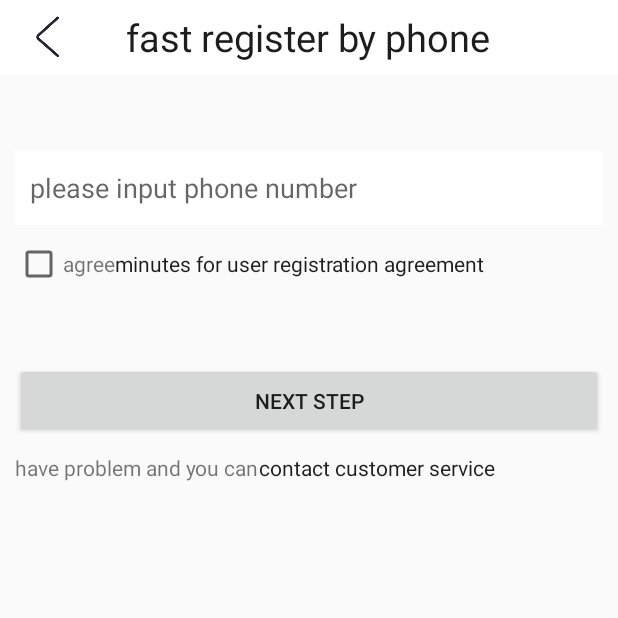
After one commit to WpSmile/FastShop, an Android app: the RegisteByPhoneActivity screen opened directly, with no data from a screen before it, on a phone screen of 412 x 824 dp, the top half of it. The commit adds this screen. Run offline under Robolectric (Android 15) with nearby library versions, the phone set to English and light mode, and no system bars.

Commit message:
完成手机注册页面和找回密码页面的UI布局并添加相应资源文件

```diff
--- a/app/src/main/AndroidManifest.xml
+++ b/app/src/main/AndroidManifest.xml
@@ -8,7 +8,7 @@
         android:label="@string/app_name"
         android:supportsRtl="true"
         android:theme="@style/AppTheme">
-        <activity android:name=".view.activity.MainActivity"></activity>
+        <activity android:name=".view.activity.MainActivity" />
         <!-- 引导页面 -->
         <activity android:name=".view.activity.SplashActivity">
             <intent-filter>
@@ -17,7 +17,8 @@
                 <category android:name="android.intent.category.LAUNCHER" />
             </intent-filter>
         </activity>
-        <activity android:name=".view.activity.LoginActivity"></activity>
+        <activity android:name=".view.activity.LoginActivity" />
+        <activity android:name=".view.activity.RegisteByPhoneActivity"></activity>
     </application>
 
 </manifest>
--- /dev/null
+++ b/app/src/main/java/com/example/administrator/fastshop/view/activity/RegisteByPhoneActivity.java
@@ -0,0 +1,15 @@
+package com.example.administrator.fastshop.view.activity;
+
+import android.support.v7.app.AppCompatActivity;
+import android.os.Bundle;
+
+import com.example.administrator.fastshop.R;
+
+public class RegisteByPhoneActivity extends AppCompatActivity {
+
+    @Override
+    protected void onCreate(Bundle savedInstanceState) {
+        super.onCreate(savedInstanceState);
+        setContentView(R.layout.activity_registe_by_phone);
+    }
+}
--- a/app/src/main/res/layout/activity_login.xml
+++ b/app/src/main/res/layout/activity_login.xml
@@ -173,7 +173,7 @@
             android:id="@+id/login_image_QQ"
             android:layout_width="60dp"
             android:layout_height="60dp"
-            android:src="@drawable/image_QQ"/>
+            android:src="@drawable/image_qq"/>
         <TextView
             android:layout_width="wrap_content"
             android:layout_height="wrap_content"
--- /dev/null
+++ b/app/src/main/res/layout/activity_registe_by_phone.xml
@@ -0,0 +1,109 @@
+<?xml version="1.0" encoding="utf-8"?>
+<RelativeLayout xmlns:android="http://schemas.android.com/apk/res/android"
+    xmlns:tools="http://schemas.android.com/tools"
+    android:id="@+id/activity_registe_by_phone"
+    android:layout_width="match_parent"
+    android:layout_height="match_parent">
+
+    <RelativeLayout
+        android:id="@+id/regist_rl_title"
+        android:layout_width="match_parent"
+        android:layout_height="50dp"
+        android:background="@color/white">
+
+        <ImageView
+            android:id="@+id/login_img_back"
+            android:layout_width="wrap_content"
+            android:layout_height="wrap_content"
+            android:src="@mipmap/icon_back"
+            android:layout_centerVertical="true"
+            android:layout_marginLeft="10dp"
+            />
+
+        <TextView
+            android:id="@+id/login_tv_login"
+            android:layout_width="wrap_content"
+            android:layout_height="wrap_content"
+            android:text="@string/fast_registet_by_phone"
+            android:layout_centerInParent="true"
+            android:textSize="25sp"
+            android:textColor="@color/black"/>
+    </RelativeLayout>
+
+
+    <EditText
+        android:id="@+id/regist_edt_input_phonenum"
+        android:layout_width="match_parent"
+        android:layout_height="50dp"
+        android:layout_below="@+id/regist_rl_title"
+        android:layout_marginTop="50dp"
+        android:layout_marginLeft="10dp"
+        android:layout_marginRight="10dp"
+        android:background="@color/white"
+        android:hint="@string/please_input_phone_number"
+        android:paddingLeft="10dp"
+        android:textCursorDrawable="@null"/>
+
+    <LinearLayout
+        android:id="@+id/regist_ll"
+        android:layout_width="wrap_content"
+        android:layout_height="wrap_content"
+        android:layout_below="@+id/regist_edt_input_phonenum"
+        android:layout_marginTop="10dp"
+        android:layout_marginLeft="10dp"
+        android:orientation="horizontal">
+
+        <CheckBox
+            android:id="@+id/regist_checkBox"
+            android:layout_width="wrap_content"
+            android:layout_height="wrap_content"
+            style="CustomCheckBoxTheme"
+            />
+
+        <TextView
+            android:layout_width="wrap_content"
+            android:layout_height="wrap_content"
+            android:text="@string/agree"/>
+
+        <TextView
+            android:id="@+id/regist_tv_agreement"
+            android:layout_width="wrap_content"
+            android:layout_height="wrap_content"
+            android:text="@string/minutes_for_user_registration_agreement"
+            android:textColor="@color/black"/>
+
+    </LinearLayout>
+
+    <Button
+        android:id="@+id/regist_btn_next_step"
+        android:layout_width="match_parent"
+        android:layout_height="50dp"
+        android:layout_below="@+id/regist_ll"
+        android:layout_marginTop="50dp"
+        android:layout_marginLeft="10dp"
+        android:layout_marginRight="10dp"
+        android:text="@string/next_step"/>
+
+    <LinearLayout
+        android:layout_width="wrap_content"
+        android:layout_height="wrap_content"
+        android:orientation="horizontal"
+        android:layout_below="@+id/regist_btn_next_step"
+        android:layout_marginTop="10dp"
+        android:layout_marginLeft="10dp">
+
+        <TextView
+            android:layout_width="wrap_content"
+            android:layout_height="wrap_content"
+            android:text="@string/have_problem_you_can"/>
+
+        <TextView
+            android:id="@+id/regist_tv_contact_srvice"
+            android:layout_width="wrap_content"
+            android:layout_height="wrap_content"
+            android:text="@string/contact_customer_service"
+            android:textColor="@color/black"
+            android:autoLink="all"/>
+
+    </LinearLayout>
+</RelativeLayout>
--- a/app/src/main/res/values/strings.xml
+++ b/app/src/main/res/values/strings.xml
@@ -41,6 +41,12 @@
     <string name="next_step">next step</string>
     <string name="have_problem_you_can">have problem and you can</string>
     <string name="contact_customer_service">contact customer service</string>
+    <string name="use_username_login">use username login</string>
+    <string name="make_sure">make sure</string>
+    <string name="new_password">new password</string>
+    <string name="phone_number">phone number</string>
+    <string name="verification_code">verification code</string>
+    <string name="get_verification_code">get verification code</string>
 
     <!-- TODO: Remove or change this placeholder text -->
     <string name="hello_blank_fragment">Hello blank fragment</string>
--- a/app/src/main/res/values/styles.xml
+++ b/app/src/main/res/values/styles.xml
@@ -8,4 +8,8 @@
         <item name="colorAccent">@color/colorAccent</item>
     </style>
 
+    <style name="CustomCheckBoxTheme" parent="@android:style/Widget.CompoundButton.CheckBox">
+        <item name="android:button">@drawable/check_box</item>
+    </style>
+
 </resources>
```
Also changed, not shown: app/src/main/java/com/example/administrator/fastshop/view/activity/ForgetPasswordActivity.java (added, +18 -0 lines), app/src/main/res/drawable/check_box.xml (added, +10 -0 lines), app/src/main/res/layout/activity_forget_password.xml (added, +144 -0 lines), app/src/main/res/drawable-xhdpi/sel_check.png (added), app/src/main/res/drawable-xhdpi/sel_nor.png (added), 1 other file.
